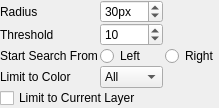
Before: the Qt Designer form krita/plugins/tools/selectiontools/kis_tool_select_magnetic_option_widget.ui in KDE/krita, drawn with Qt 5.
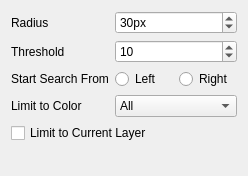
After: the same form once the commit is applied.

Commit message: Changed the UI which contains labels and textfields into QFormLayout to set alignment issues

The edit to the form file:
```diff
--- a/krita/plugins/tools/selectiontools/kis_tool_select_magnetic_option_widget.ui
+++ b/krita/plugins/tools/selectiontools/kis_tool_select_magnetic_option_widget.ui
@@ -6,25 +6,13 @@
    <rect>
     <x>0</x>
     <y>0</y>
-    <width>219</width>
-    <height>99</height>
+    <width>248</width>
+    <height>176</height>
    </rect>
   </property>
-  <layout class="QGridLayout" name="gridLayout_2">
-   <property name="margin">
-    <number>0</number>
-   </property>
-   <property name="spacing">
-    <number>0</number>
-   </property>
-   <item row="0" column="0">
-    <layout class="QGridLayout" name="gridLayout">
-     <property name="horizontalSpacing">
-      <number>2</number>
-     </property>
-     <property name="verticalSpacing">
-      <number>0</number>
-     </property>
+  <layout class="QVBoxLayout" name="verticalLayout">
+   <item>
+    <layout class="QFormLayout" name="formLayout">
      <item row="0" column="0">
       <widget class="QLabel" name="label_3">
        <property name="text">
@@ -82,19 +70,23 @@
       </widget>
      </item>
      <item row="2" column="1">
+      <layout class="QHBoxLayout" name="horizontalLayout">
+       <item>
       <widget class="QRadioButton" name="m_searchFromLeft">
        <property name="text">
         <string>Left</string>
        </property>
       </widget>
      </item>
-     <item row="2" column="2">
+       <item>
       <widget class="QRadioButton" name="m_searchFromRight">
        <property name="text">
         <string>Right</string>
        </property>
       </widget>
      </item>
+      </layout>
+     </item>
      <item row="3" column="0">
       <widget class="QLabel" name="label_4">
        <property name="text">
@@ -126,37 +118,24 @@
        </item>
       </widget>
      </item>
-     <item row="4" column="0" colspan="3">
+    </layout>
+   </item>
+   <item>
       <widget class="QCheckBox" name="m_limitToCurrentLayer">
        <property name="text">
         <string>Limit to Current Layer</string>
        </property>
       </widget>
      </item>
-    </layout>
-   </item>
-   <item row="0" column="1">
-    <spacer name="horizontalSpacer">
-     <property name="orientation">
-      <enum>Qt::Horizontal</enum>
-     </property>
-     <property name="sizeHint" stdset="0">
-      <size>
-       <width>0</width>
-       <height>20</height>
-      </size>
-     </property>
-    </spacer>
-   </item>
-   <item row="1" column="0">
+   <item>
     <spacer name="verticalSpacer">
      <property name="orientation">
       <enum>Qt::Vertical</enum>
      </property>
      <property name="sizeHint" stdset="0">
       <size>
-       <width>20</width>
-       <height>0</height>
+       <width>17</width>
+       <height>23</height>
       </size>
      </property>
     </spacer>
```
Lines whose indentation alone changed are shown as unchanged. The commit also changes 91 other files.
